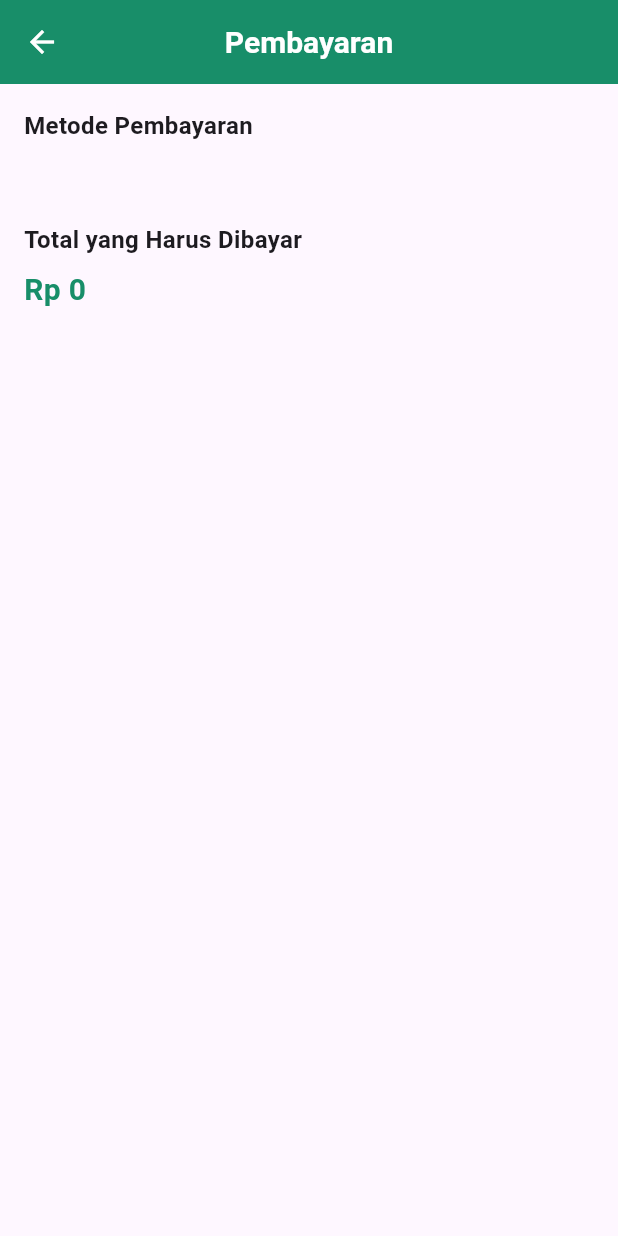
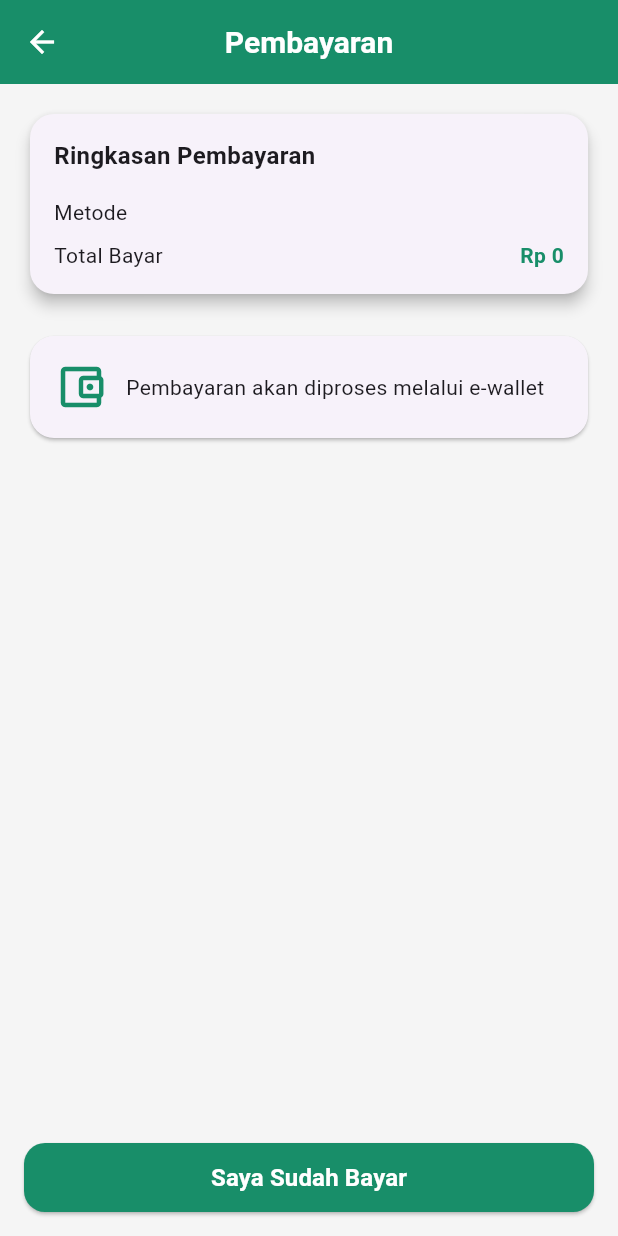
Before and after one commit to IdhamAzis/KantinKampus, a Flutter app: the PaymentPage screen opened directly with empty values, on a phone screen of 412 x 824 dp. Run offline on Flutter 3.47's test engine with Material 3 defaults, Android fonts, the phone set to English and light mode, and no system bars; our stand-ins replace flutter_riverpod; network calls fail.

Commit message:
tinggal responsif + pembayaran sedikit perbaikan

```diff
--- a/lib/models/menu_model.dart
+++ b/lib/models/menu_model.dart
@@ -15,7 +15,7 @@ class MenuModel {
   return MenuModel(
     name: json['strMeal'],
     image: json['strMealThumb'],
-    price: (id.hashCode % 5 + 1) * 5000, // 5k – 25k
+    price: (id.hashCode % 5 + 1) * 5000,
   );
 }
 
--- a/lib/pages/payment_page.dart
+++ b/lib/pages/payment_page.dart
@@ -13,6 +13,7 @@ class PaymentPage extends StatelessWidget {
   @override
   Widget build(BuildContext context) {
     return Scaffold(
+      backgroundColor: Colors.grey[100],
       appBar: AppBar(
         title: const Text('Pembayaran'),
         backgroundColor: const Color(0xff188E69),
@@ -21,34 +22,119 @@ class PaymentPage extends StatelessWidget {
       body: Padding(
         padding: const EdgeInsets.all(16),
         child: Column(
+          children: [
+            // ================= RINGKASAN PEMBAYARAN =================
+            Card(
+              shape: RoundedRectangleBorder(
+                borderRadius: BorderRadius.circular(16),
+              ),
+              elevation: 4,
+              child: Padding(
+                padding: const EdgeInsets.all(16),
+                child: Column(
                   crossAxisAlignment: CrossAxisAlignment.start,
                   children: [
-            Text(
-              'Metode Pembayaran',
-              style: const TextStyle(
+                    const Text(
+                      'Ringkasan Pembayaran',
+                      style: TextStyle(
                         fontWeight: FontWeight.bold,
                         fontSize: 16,
                       ),
                     ),
+                    const SizedBox(height: 16),
+
+                    _row('Metode', paymentMethod.toUpperCase()),
                     const SizedBox(height: 8),
-            Text(paymentMethod.toUpperCase()),
+                    _row('Total Bayar', 'Rp $totalPayment',
+                        isBold: true),
+                  ],
+                ),
+              ),
+            ),
 
-            const SizedBox(height: 24),
+            const SizedBox(height: 20),
 
+            // ================= DETAIL METODE =================
+            if (paymentMethod == 'qris') ...[
+              Card(
+                shape: RoundedRectangleBorder(
+                  borderRadius: BorderRadius.circular(16),
+                ),
+                child: Padding(
+                  padding: const EdgeInsets.all(16),
+                  child: Column(
+                    children: const [
                       Text(
-              'Total yang Harus Dibayar',
-              style: const TextStyle(
+                        'Scan QR untuk Membayar',
+                        style: TextStyle(
+                          fontWeight: FontWeight.bold,
+                        ),
+                      ),
+                      SizedBox(height: 16),
+
+                      // QR PLACEHOLDER
+                      Icon(
+                        Icons.qr_code_2,
+                        size: 180,
+                        color: Color.fromARGB(255, 0, 0, 0),
+                      ),
+
+                      SizedBox(height: 12),
+                      Text(
+                        'Gunakan aplikasi e-wallet / m-banking',
+                        style: TextStyle(color: Colors.grey),
+                      ),
+                    ],
+                  ),
+                ),
+              ),
+            ] else if (paymentMethod == 'cash') ...[
+              _infoCard(
+                icon: Icons.payments_outlined,
+                text:
+                    'Silakan lakukan pembayaran tunai di kasir',
+              ),
+            ] else ...[
+              _infoCard(
+                icon: Icons.account_balance_wallet_outlined,
+                text:
+                    'Pembayaran akan diproses melalui e-wallet',
+              ),
+            ],
+
+            const Spacer(),
+
+            // ================= BUTTON SELESAI =================
+            SizedBox(
+              width: double.infinity,
+              height: 46,
+              child: ElevatedButton(
+                style: ElevatedButton.styleFrom(
+                  backgroundColor: const Color(0xff188E69),
+                  shape: RoundedRectangleBorder(
+                    borderRadius: BorderRadius.circular(14),
+                  ),
+                ),
+                onPressed: () {
+                  ScaffoldMessenger.of(context).showSnackBar(
+                    const SnackBar(
+                      content: Text('Pembayaran berhasil 🎉'),
+                    ),
+                  );
+
+                  Navigator.popUntil(
+                    context,
+                    (route) => route.isFirst,
+                  );
+                },
+                child: const Text(
+                  'Saya Sudah Bayar',
+                  style: TextStyle(
+                    color: Colors.white,
                     fontWeight: FontWeight.bold,
                     fontSize: 16,
                   ),
                 ),
-            const SizedBox(height: 8),
-            Text(
-              'Rp $totalPayment',
-              style: const TextStyle(
-                fontSize: 20,
-                fontWeight: FontWeight.bold,
-                color: Color(0xff188E69),
               ),
             ),
           ],
@@ -56,4 +142,44 @@ class PaymentPage extends StatelessWidget {
       ),
     );
   }
+
+  // ================= ROW HELPER =================
+  Widget _row(String label, String value,
+      {bool isBold = false}) {
+    return Row(
+      children: [
+        Expanded(child: Text(label)),
+        Text(
+          value,
+          style: TextStyle(
+            fontWeight: isBold ? FontWeight.bold : null,
+            color: isBold ? const Color(0xff188E69) : null,
+          ),
+        ),
+      ],
+    );
   }
+
+  // ================= INFO CARD =================
+  Widget _infoCard({
+    required IconData icon,
+    required String text,
+  }) {
+    return Card(
+      shape: RoundedRectangleBorder(
+        borderRadius: BorderRadius.circular(16),
+      ),
+      child: Padding(
+        padding: const EdgeInsets.all(16),
+        child: Row(
+          children: [
+            Icon(icon,
+                size: 36, color: const Color(0xff188E69)),
+            const SizedBox(width: 12),
+            Expanded(child: Text(text)),
+          ],
+        ),
+      ),
+    );
+  }
+}
```
Also changed, not shown: lib/pages/menu_page.dart (+68 -168 lines), lib/widgets/menu_grid_card.dart (+18 -9 lines). Lines whose indentation alone changed are shown as unchanged.
